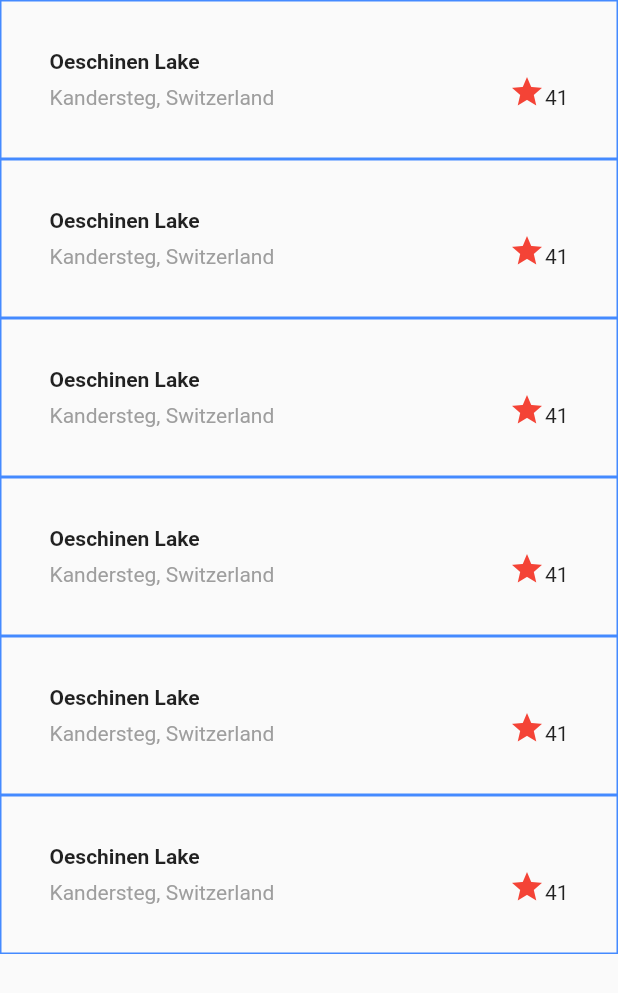
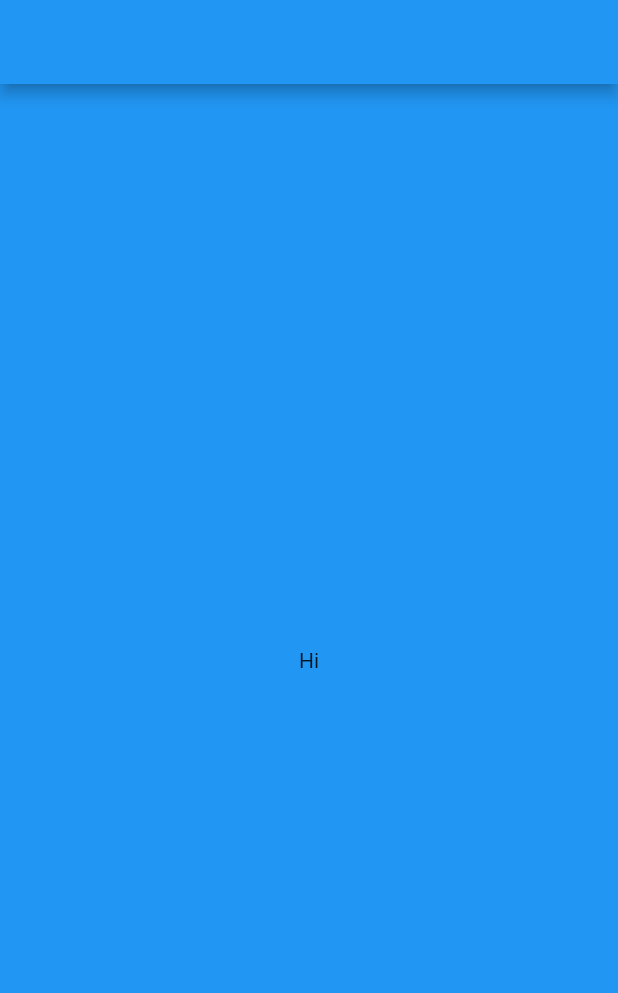
Before and after one commit to UdeeshaBandara/Flutter_UI, a Flutter app: the screen it shows after launch, on a phone screen of 412 x 824 dp. Shown: the top 993 px of the screen. Run offline on Flutter 3.47's test engine with Material 2 defaults, Android fonts, the phone set to English and light mode, and no system bars.

Commit message:
sample UI

```diff
--- a/lib/login/login.dart
+++ b/lib/login/login.dart
@@ -7,21 +7,21 @@ class Login extends StatefulWidget {
 
 class _LoginState extends State<Login> {
   Widget titleSection = Container(
-    decoration: BoxDecoration(border: Border.all(color: Colors.blueAccent)),
     padding: const EdgeInsets.all(32),
     child: Row(
-      crossAxisAlignment: CrossAxisAlignment.end,
+      crossAxisAlignment: CrossAxisAlignment.center,
       children: [
         /*1*/
         Expanded(
+          flex: 7,
           child: Column(
-            crossAxisAlignment: CrossAxisAlignment.start,
+            crossAxisAlignment: CrossAxisAlignment.center,
             children: [
               /*2*/
               Container(
                 padding: const EdgeInsets.only(bottom: 8),
                 child: Text(
-                  'Oeschinen Lake ',
+                  'Oeschinen hi ',
                   style: TextStyle(
                     fontWeight: FontWeight.bold,
                   ),
@@ -38,33 +38,91 @@ class _LoginState extends State<Login> {
         ),
 
         /*3*/
-        Icon(
-          Icons.star,
-          color: Colors.red[500],
-        ),
-        Text('41'),
+        //   Icon(
+        //     Icons.star,
+        //     color: Colors.red[500],
+        //   ),
+        //   Text('41'),
+        Expanded(
+          flex: 3,
+          child: Container(
+            child: Image.asset("images/icon.png"),
+          ),
+        )
       ],
     ),
   );
 
+// Color color = Theme.of(context).primaryColor;
+  Widget test = Container(
+      alignment: Alignment.centerRight,
+      color: Colors.greenAccent.withAlpha(250),
+      child: Container(
+        color: Colors.blue,
+        child: Row(
+            crossAxisAlignment: CrossAxisAlignment.stretch,
+            mainAxisAlignment: MainAxisAlignment.center,
+            children: [
+              Center(
+                  child:
+                      Container(color: Colors.transparent, child: Text("Hi")))
+            ]),
+      ));
   Widget buttonSection = Container(
-    child: Row(),
+    margin: EdgeInsets.all(10),
+    color: Colors.redAccent,
+    child: Row(
+      // mainAxisSize: MainAxisSize.min,
+      mainAxisAlignment: MainAxisAlignment.end,
+      children: [
+        // Container(
+        //     color: Colors.greenAccent,
+        //     child: _buildButtonColumn(Colors.blueAccent, Icons.call, 'CALL')),
+        // _buildButtonColumn(Colors.blueAccent, Icons.near_me, 'ROUTE'),
+        _buildButtonColumn(Colors.blueAccent, Icons.share, 'SHARE'),
+      ],
+    ),
+  );
+  Widget textSection = Container(
+    padding: const EdgeInsets.all(32),
+    child: Text(
+      'Lake Oeschinen lies at the foot of the Blüemlisalp in the Bernese '
+      'Alps. Situated 1,578 meters above sea level, it is one of the '
+      'larger Alpine Lakes. A gondola ride from Kandersteg, followed by a '
+      'half-hour walk through pastures and pine forest, leads you to the '
+      'lake, which warms to 20 degrees Celsius in the summer. Activities '
+      'enjoyed here include rowing, and riding the summer toboggan run.',
+      softWrap: true,
+    ),
   );
 
   @override
   Widget build(BuildContext context) {
     return Scaffold(
-        body: SingleChildScrollView(
-      child: Column(
-        children: [
-          titleSection,
-          titleSection,
-          titleSection,
-          titleSection,
-          titleSection,
-          titleSection,
-        ],
-      ),
-    ));
+      appBar: AppBar(),
+      body:
+          // ListView(
+          //   children: [
+          //     Image.asset("images/data.png",
+          //         width: MediaQuery.of(context).size.width,
+          //         height: 300,
+          //         fit: BoxFit.cover),
+          //     titleSection,
+
+          //   ],
+          test,
+      //   ),
+    );
   }
 }
+
+Column _buildButtonColumn(Color color, IconData icon, String label) {
+  return Column(
+    mainAxisAlignment: MainAxisAlignment.center,
+    mainAxisSize: MainAxisSize.min,
+    children: [
+      Icon(icon, color: color),
+      Text(label),
+    ],
+  );
+}
```
Also changed, not shown: pubspec.yaml (+10 -6 lines), images/data.png (added), images/icon.png (added), pubspec.lock.
